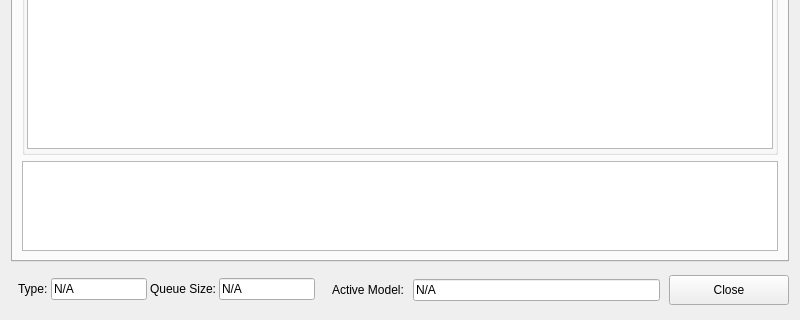
This is apps/multiedge/aiagent/ui/aiagent.ui in aregtech/areg-edgeai as Qt 5 draws it before an edit; both pictures show x 0 to 800 and y 280 to 600 of the 800 by 600 pixel window. The edited form follows.
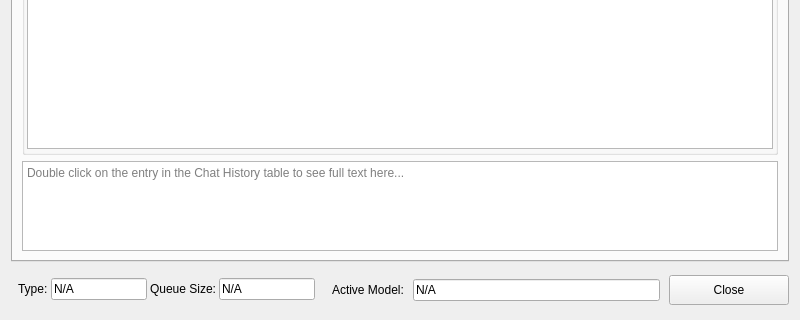
This is the edited form. The open tabs and pages were chosen to show the change. Icons and pictures are not drawn.

The edit to the form file:
```diff
--- a/apps/multiedge/aiagent/ui/aiagent.ui
+++ b/apps/multiedge/aiagent/ui/aiagent.ui
@@ -485,6 +485,9 @@
          <property name="readOnly">
           <bool>true</bool>
          </property>
+         <property name="placeholderText">
+          <string>Double click on the entry in the Chat History table to see full text here...</string>
+         </property>
         </widget>
        </item>
       </layout>
```
Left out of the diff: 9 changed lines with no effect on the pictures.
